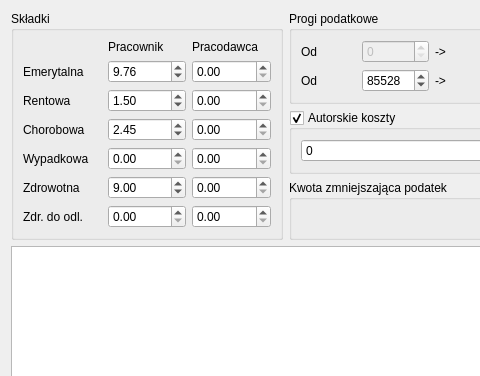
This is employment_contract/yearwidget.ui in SeriousRedCat/sad-taxes as Qt 5 draws it before an edit; both pictures show x 0 to 480 and y 0 to 376 of the 851 by 536 pixel window. The edited form follows.
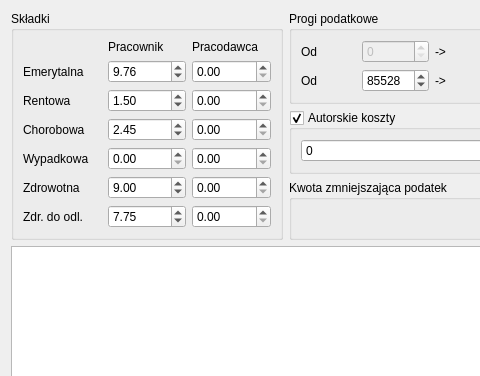
This is the edited form.

```diff
--- a/employment_contract/yearwidget.ui
+++ b/employment_contract/yearwidget.ui
@@ -120,7 +120,11 @@
        </widget>
       </item>
       <item row="6" column="1">
-       <widget class="QDoubleSpinBox" name="doubleSpinBox_12"/>
+       <widget class="QDoubleSpinBox" name="healthCareTaxFreeContribEmployee">
+        <property name="value">
+         <double>7.750000000000000</double>
+        </property>
+       </widget>
       </item>
       <item row="5" column="2">
        <widget class="QDoubleSpinBox" name="doubleSpinBox_13"/>
```
